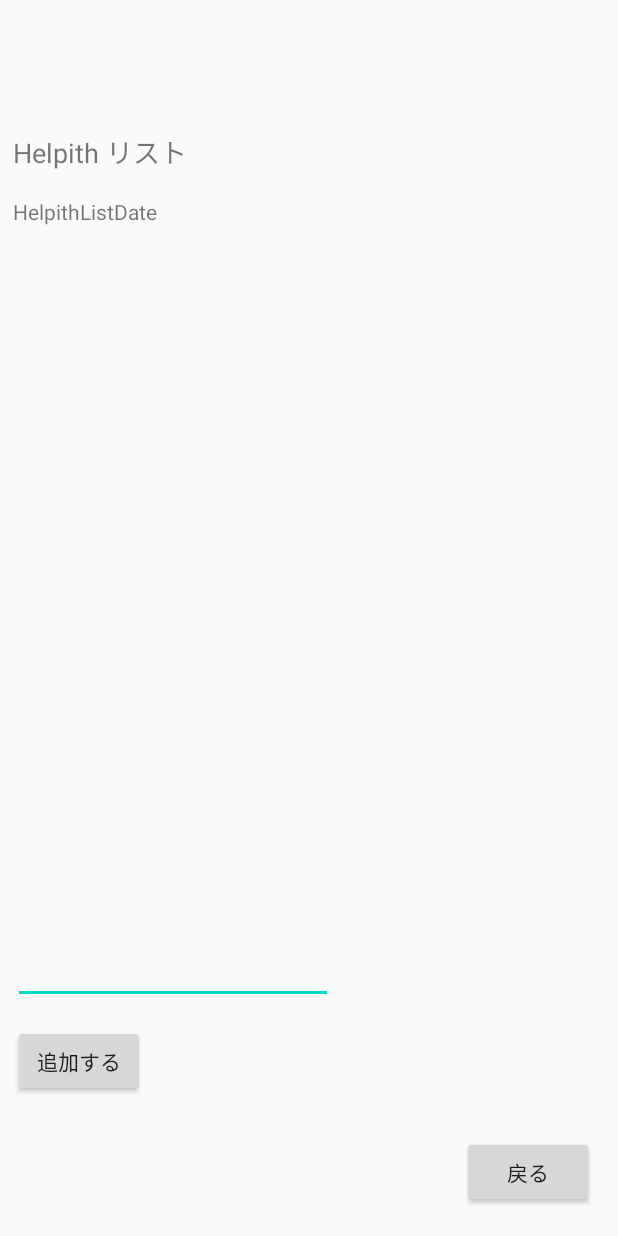
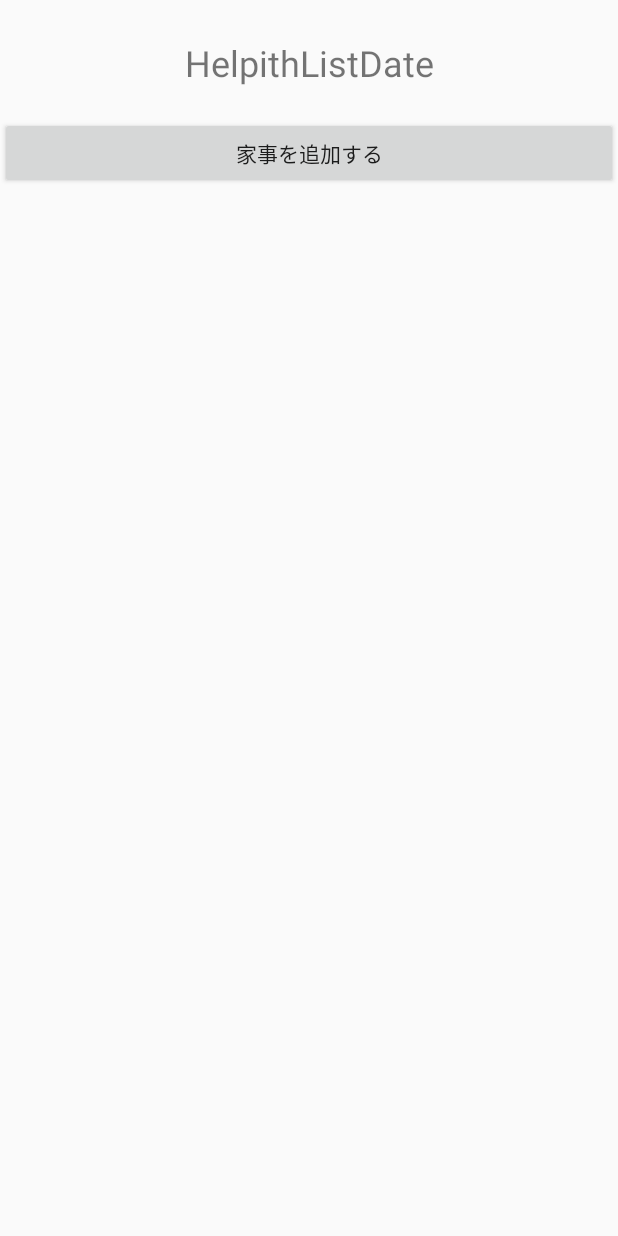
Before and after one commit to co-carbon-monoxide/Helpith-Frontend, an Android app: the layout activity_list.xml on its own in the app's theme, with its tools: preview values and no code run, on a phone screen of 412 x 824 dp. Run offline under Robolectric (Android 15) with nearby library versions, the phone set to English and light mode, and no system bars.

```diff
--- a/app/src/main/res/layout/activity_list.xml
+++ b/app/src/main/res/layout/activity_list.xml
@@ -6,77 +6,42 @@
     android:layout_width="match_parent"
     android:layout_height="match_parent">
 
-    <Button
-        android:id="@+id/button"
-        android:layout_width="wrap_content"
+    <ScrollView
+        android:layout_width="match_parent"
+        android:layout_height="match_parent">
+
+        <LinearLayout
+            android:layout_width="match_parent"
             android:layout_height="wrap_content"
-        android:text="戻る"
-        app:layout_constraintBottom_toBottomOf="parent"
-        app:layout_constraintEnd_toEndOf="parent"
-        app:layout_constraintHorizontal_bias="0.95"
-        app:layout_constraintStart_toStartOf="parent"
-        app:layout_constraintTop_toTopOf="parent"
-        app:layout_constraintVertical_bias="0.976" />
+            android:orientation="vertical">
+
+            <Space
+                android:layout_width="match_parent"
+                android:layout_height="25dp" />
 
             <TextView
-        android:id="@+id/textView4"
-        android:layout_width="wrap_content"
+                android:id="@+id/helpith_list_date"
+                android:layout_width="match_parent"
                 android:layout_height="wrap_content"
-        android:text="Helpith リスト"
-        android:textSize="18sp"
-        app:layout_constraintBottom_toBottomOf="parent"
-        app:layout_constraintEnd_toEndOf="parent"
-        app:layout_constraintHorizontal_bias="0.03"
-        app:layout_constraintStart_toStartOf="parent"
-        app:layout_constraintTop_toTopOf="parent"
-        app:layout_constraintVertical_bias="0.11" />
+                android:text="@string/helpith_list_date"
+                android:textAlignment="center"
+                android:textSize="24sp" />
 
             <TableLayout
                 android:id="@+id/tableLayout"
-        android:layout_width="0dp"
-        android:layout_height="238dp"
-        android:layout_margin="10dp"
-        app:layout_constraintBottom_toBottomOf="parent"
-        app:layout_constraintEnd_toEndOf="parent"
-        app:layout_constraintStart_toStartOf="parent"
-        app:layout_constraintTop_toTopOf="parent"
-        app:layout_constraintVertical_bias="0.356"/>
-
-    <TextView
-        android:id="@+id/helpith_list_date"
-        android:layout_width="wrap_content"
-        android:layout_height="wrap_content"
-        android:text="HelpithListDate"
-        android:textAlignment="viewStart"
-        app:layout_constraintBottom_toBottomOf="parent"
-        app:layout_constraintEnd_toEndOf="parent"
-        app:layout_constraintHorizontal_bias="0.028"
-        app:layout_constraintStart_toStartOf="parent"
-        app:layout_constraintTop_toTopOf="parent"
-        app:layout_constraintVertical_bias="0.163" />
+                android:layout_width="match_parent"
+                android:layout_height="match_parent"
+                android:layout_margin="10dp" />
 
             <Button
-        android:id="@+id/add_house_work_button"
-        android:layout_width="wrap_content"
+                android:id="@+id/open_house_work_button"
+                style="@style/Widget.AppCompat.Button"
+                android:layout_width="match_parent"
                 android:layout_height="wrap_content"
-        android:text="追加する"
-        app:layout_constraintBottom_toBottomOf="parent"
-        app:layout_constraintEnd_toEndOf="parent"
-        app:layout_constraintHorizontal_bias="0.027"
-        app:layout_constraintStart_toStartOf="parent"
-        app:layout_constraintTop_toTopOf="parent"
-        app:layout_constraintVertical_bias="0.881" />
+                android:text="家事を追加する"
+                android:textAlignment="center" />
 
-    <EditText
-        android:id="@+id/house_work_edit_text"
-        android:layout_width="wrap_content"
-        android:layout_height="wrap_content"
-        android:ems="10"
-        android:inputType="textPersonName"
-        app:layout_constraintBottom_toBottomOf="parent"
-        app:layout_constraintEnd_toEndOf="parent"
-        app:layout_constraintHorizontal_bias="0.045"
-        app:layout_constraintStart_toStartOf="parent"
-        app:layout_constraintTop_toTopOf="parent"
-        app:layout_constraintVertical_bias="0.801" />
+        </LinearLayout>
+    </ScrollView>
+
 </androidx.constraintlayout.widget.ConstraintLayout>
```
Also changed, not shown: app/src/main/java/monoxide/carbon/Helpith/ListActivity.kt (+44 -54 lines), app/src/main/res/layout/activity_main.xml (+23 -37 lines), app/src/main/res/layout/helpith_list_table_row_button.xml (added, +10 -0 lines), app/src/main/res/values/strings.xml (+11 -0 lines). Lines whose indentation alone changed are shown as unchanged.
